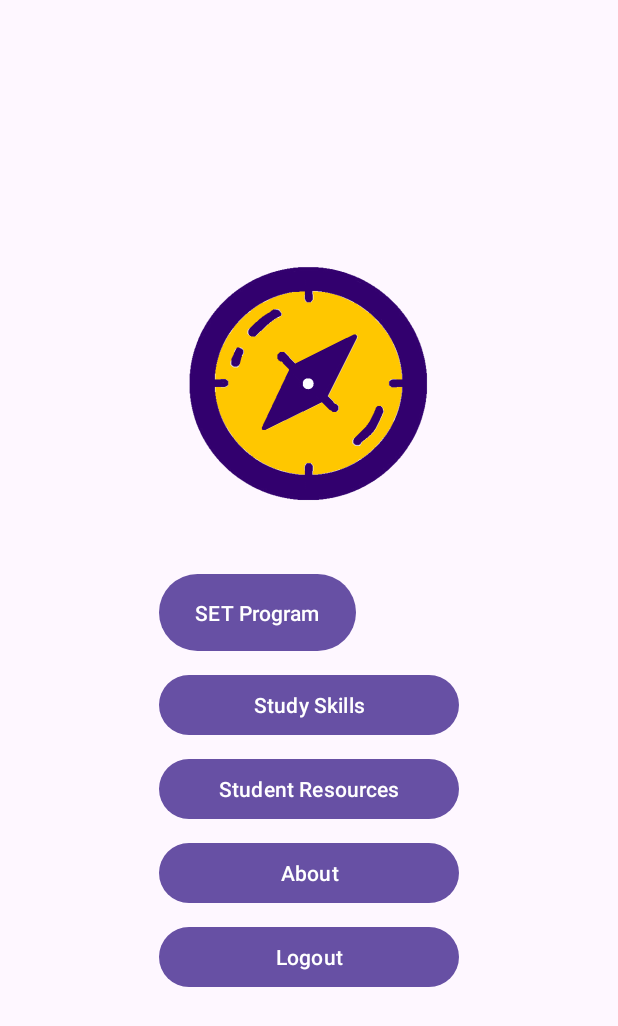
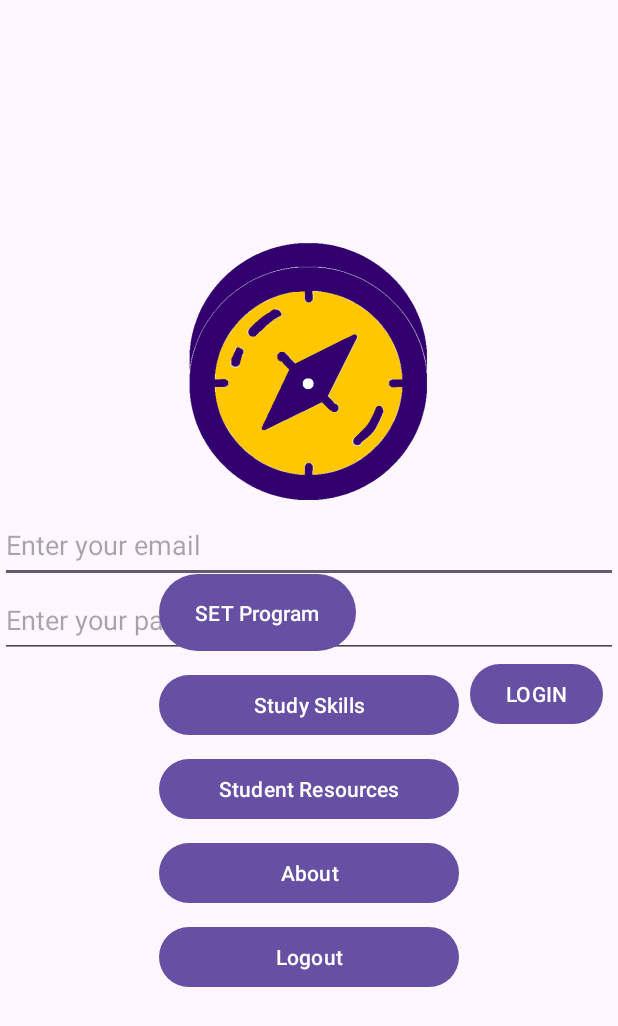
Before and after one commit to jahn-junior/css-compass, an Android app: the MainActivity screen opened directly, with no data from a screen before it, on a phone screen of 412 x 824 dp. Shown: the top 1026 px of the screen. Run offline under Robolectric (Android 15) with nearby library versions, the light colour scheme and no system bars; our stand-ins replace Volley; network calls fail; Roboto replaces fonts that are not available here.

Commit message:
Adding what I currently have for the nav graph

```diff
--- /dev/null
+++ b/app/src/main/res/drawable/ic_course_black_24dp.xml
@@ -0,0 +1,5 @@
+<vector xmlns:android="http://schemas.android.com/apk/res/android" android:autoMirrored="true" android:height="24dp" android:tint="#000000" android:viewportHeight="24" android:viewportWidth="24" android:width="24dp">
+
+    <path android:fillColor="@android:color/white" android:pathData="M19,5v14L5,19L5,5h14m1.1,-2L3.9,3c-0.5,0 -0.9,0.4 -0.9,0.9v16.2c0,0.4 0.4,0.9 0.9,0.9h16.2c0.4,0 0.9,-0.5 0.9,-0.9L21,3.9c0,-0.5 -0.5,-0.9 -0.9,-0.9zM11,7h6v2h-6L11,7zM11,11h6v2h-6v-2zM11,15h6v2h-6zM7,7h2v2L7,9zM7,11h2v2L7,13zM7,15h2v2L7,17z"/>
+
+</vector>
--- /dev/null
+++ b/app/src/main/res/drawable/ic_events_black_24dp.xml
@@ -0,0 +1,5 @@
+<vector xmlns:android="http://schemas.android.com/apk/res/android" android:height="24dp" android:tint="#000000" android:viewportHeight="24" android:viewportWidth="24" android:width="24dp">
+
+    <path android:fillColor="@android:color/white" android:pathData="M16.53,11.06L15.47,10l-4.88,4.88 -2.12,-2.12 -1.06,1.06L10.59,17l5.94,-5.94zM19,3h-1L18,1h-2v2L8,3L8,1L6,1v2L5,3c-1.11,0 -1.99,0.9 -1.99,2L3,19c0,1.1 0.89,2 2,2h14c1.1,0 2,-0.9 2,-2L21,5c0,-1.1 -0.9,-2 -2,-2zM19,19L5,19L5,8h14v11z"/>
+
+</vector>
--- /dev/null
+++ b/app/src/main/res/drawable/ic_home_black_24dp.xml
@@ -0,0 +1,5 @@
+<vector xmlns:android="http://schemas.android.com/apk/res/android" android:height="24dp" android:tint="#000000" android:viewportHeight="24" android:viewportWidth="24" android:width="24dp">
+
+    <path android:fillColor="@android:color/white" android:pathData="M10,20v-6h4v6h5v-8h3L12,3 2,12h3v8z"/>
+
+</vector>
--- /dev/null
+++ b/app/src/main/res/drawable/ic_profile_black_24dp.xml
@@ -0,0 +1,5 @@
+<vector xmlns:android="http://schemas.android.com/apk/res/android" android:height="24dp" android:tint="#000000" android:viewportHeight="24" android:viewportWidth="24" android:width="24dp">
+
+    <path android:fillColor="@android:color/white" android:pathData="M12,12c2.21,0 4,-1.79 4,-4s-1.79,-4 -4,-4 -4,1.79 -4,4 1.79,4 4,4zM12,14c-2.67,0 -8,1.34 -8,4v2h16v-2c0,-2.66 -5.33,-4 -8,-4z"/>
+
+</vector>
--- a/app/src/main/res/layout/activity_main.xml
+++ b/app/src/main/res/layout/activity_main.xml
@@ -7,17 +7,17 @@
     android:layout_height="match_parent"
     tools:context=".MainActivity">
 
-<!--    <androidx.fragment.app.FragmentContainerView-->
-<!--        android:id="@+id/nav_host_fragment"-->
-<!--        android:name="androidx.navigation.fragment.NavHostFragment"-->
-<!--        android:layout_width="0dp"-->
-<!--        android:layout_height="0dp"-->
-<!--        app:layout_constraintLeft_toLeftOf="parent"-->
-<!--        app:layout_constraintRight_toRightOf="parent"-->
-<!--        app:layout_constraintTop_toTopOf="parent"-->
-<!--        app:layout_constraintBottom_toBottomOf="parent"-->
-<!--        app:defaultNavHost="true"-->
-<!--        app:navGraph="@navigation/nav_graph" />-->
+    <androidx.fragment.app.FragmentContainerView
+        android:name="androidx.navigation.fragment.NavHostFragment"
+        android:id="@+id/nav_host_fragment"
+        android:layout_width="0dp"
+        android:layout_height="0dp"
+        app:layout_constraintLeft_toLeftOf="parent"
+        app:layout_constraintRight_toRightOf="parent"
+        app:layout_constraintTop_toTopOf="parent"
+        app:layout_constraintBottom_toBottomOf="parent"
+        app:defaultNavHost="true"
+        app:navGraph="@navigation/nav_graph" />
 
     <LinearLayout
         android:id="@+id/buttonLayout"
--- a/app/src/main/res/navigation/nav_graph.xml
+++ b/app/src/main/res/navigation/nav_graph.xml
@@ -49,4 +49,19 @@
         android:name="edu.tacoma.uw.csscompass.StudySkillsFragment"
         android:label="fragment_study_skills"
         tools:layout="@layout/fragment_study_skills" />
+    <fragment
+        android:id="@+id/eventsFragment"
+        android:name="edu.tacoma.uw.csscompass.EventsFragment"
+        android:label="fragment_events"
+        tools:layout="@layout/fragment_events" />
+    <fragment
+        android:id="@+id/courseListFragment"
+        android:name="edu.tacoma.uw.csscompass.CourseListFragment"
+        android:label="fragment_course_list"
+        tools:layout="@layout/fragment_course_list" />
+    <fragment
+        android:id="@+id/profileFragment"
+        android:name="edu.tacoma.uw.csscompass.ProfileFragment"
+        android:label="fragment_profile"
+        tools:layout="@layout/fragment_profile" />
 </navigation>
--- a/app/src/main/res/values/strings.xml
+++ b/app/src/main/res/values/strings.xml
@@ -124,4 +124,10 @@
     <string name="dubnet_text">DUBNET</string>]
     <string name="parking_text">Parking Info</string>
 
+    <!-- Navigation menu text -->
+    <string name="title_home">Home</string>
+    <string name="title_events">Events</string>
+    <string name="title_course">Courses</string>
+    <string name="title_profile">Profile</string>
+
 </resources>
```
Also changed, not shown: app/src/main/java/edu/tacoma/uw/csscompass/CourseListFragment.java (added, +22 -0 lines), app/src/main/java/edu/tacoma/uw/csscompass/EventsFragment.java (added, +22 -0 lines), app/src/main/java/edu/tacoma/uw/csscompass/ProfileFragment.java (added, +22 -0 lines), app/src/main/res/layout/fragment_course_list.xml (added, +15 -0 lines), app/src/main/res/layout/fragment_events.xml (added, +15 -0 lines), app/src/main/res/layout/fragment_profile.xml (added, +15 -0 lines), app/src/main/res/menu/bottom_nav_menu.xml (added, +24 -0 lines).
